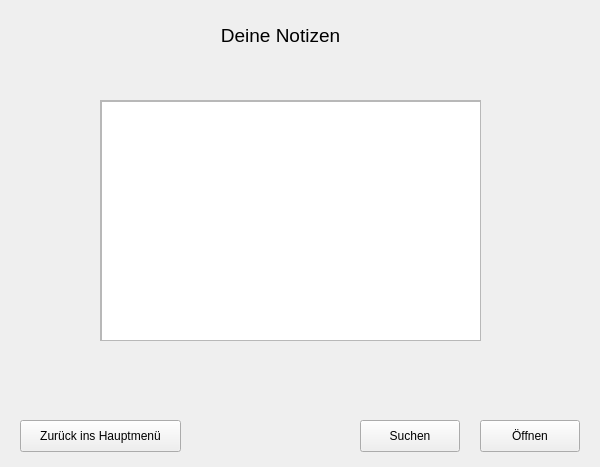
The window that shownote.ui (as070700/Noteapp) describes before a commit, drawn with Qt 5.
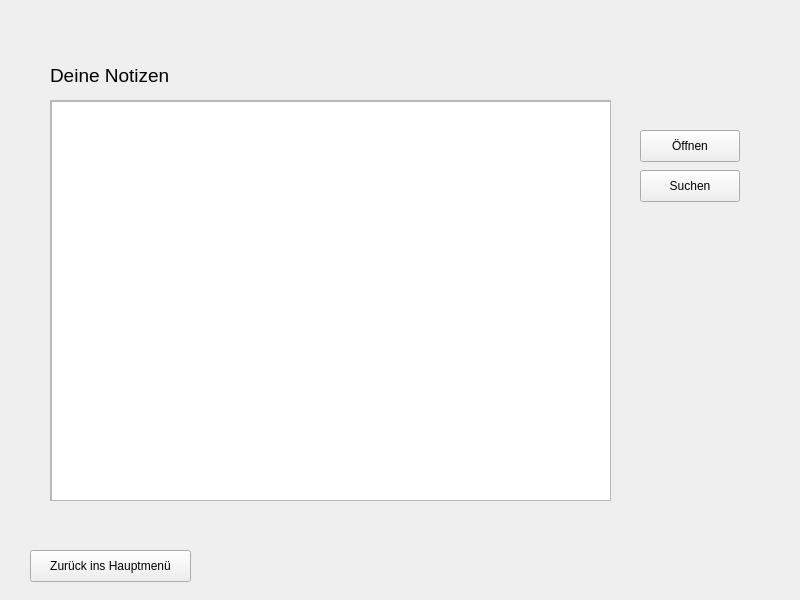
The same window after the commit.

Patch:
```diff
--- a/shownote.ui
+++ b/shownote.ui
@@ -6,8 +6,8 @@
    <rect>
     <x>0</x>
     <y>0</y>
-    <width>600</width>
-    <height>467</height>
+    <width>800</width>
+    <height>600</height>
    </rect>
   </property>
   <property name="windowTitle">
@@ -16,8 +16,8 @@
   <widget class="QLabel" name="label">
    <property name="geometry">
     <rect>
-     <x>190</x>
-     <y>20</y>
+     <x>50</x>
+     <y>60</y>
      <width>181</width>
      <height>31</height>
     </rect>
@@ -29,16 +29,16 @@
     <string>&lt;html&gt;&lt;head/&gt;&lt;body&gt;&lt;p&gt;&lt;span style=&quot; font-size:14pt;&quot;&gt;Deine Notizen&lt;/span&gt;&lt;/p&gt;&lt;/body&gt;&lt;/html&gt;</string>
    </property>
    <property name="alignment">
-    <set>Qt::AlignmentFlag::AlignCenter</set>
+    <set>Qt::AlignmentFlag::AlignLeading|Qt::AlignmentFlag::AlignLeft|Qt::AlignmentFlag::AlignVCenter</set>
    </property>
   </widget>
   <widget class="QScrollArea" name="scrollArea">
    <property name="geometry">
     <rect>
-     <x>100</x>
+     <x>50</x>
      <y>100</y>
-     <width>381</width>
-     <height>241</height>
+     <width>561</width>
+     <height>401</height>
     </rect>
    </property>
    <property name="widgetResizable">
@@ -49,8 +49,8 @@
      <rect>
       <x>0</x>
       <y>0</y>
-      <width>379</width>
-      <height>239</height>
+      <width>559</width>
+      <height>399</height>
      </rect>
     </property>
     <widget class="QListWidget" name="listview_shownote">
@@ -58,8 +58,8 @@
       <rect>
        <x>0</x>
        <y>0</y>
-       <width>381</width>
-       <height>241</height>
+       <width>561</width>
+       <height>401</height>
       </rect>
      </property>
     </widget>
@@ -68,8 +68,8 @@
   <widget class="QPushButton" name="openButton_shownote">
    <property name="geometry">
     <rect>
-     <x>480</x>
-     <y>420</y>
+     <x>640</x>
+     <y>130</y>
      <width>100</width>
      <height>32</height>
     </rect>
@@ -81,8 +81,8 @@
   <widget class="QPushButton" name="backButton_shownote">
    <property name="geometry">
     <rect>
-     <x>20</x>
-     <y>420</y>
+     <x>30</x>
+     <y>550</y>
      <width>161</width>
      <height>32</height>
     </rect>
@@ -94,8 +94,8 @@
   <widget class="QPushButton" name="searchButton_shownote">
    <property name="geometry">
     <rect>
-     <x>360</x>
-     <y>420</y>
+     <x>640</x>
+     <y>170</y>
      <width>100</width>
      <height>32</height>
     </rect>
```
